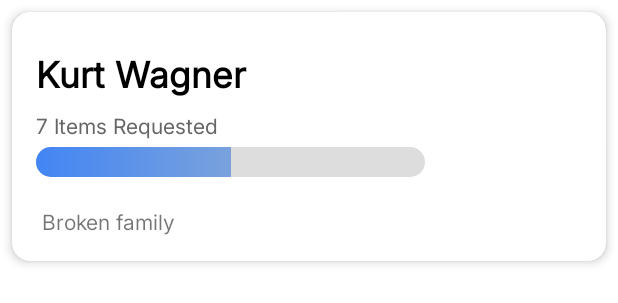
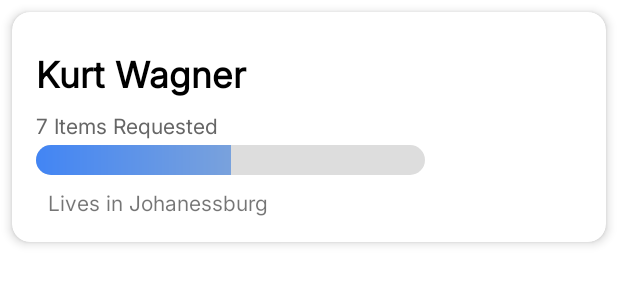
Before and after one commit to joshsawyer/lend-a-hand-project, an Android app: the layout item_person_card.xml on its own in the app's theme, with its tools: preview values and no code run, on a phone screen of 412 x 824 dp. Shown: the top 303 px of the screen. Run offline under Robolectric (Android 15) with nearby library versions, the light colour scheme and no system bars.

Commit message:
Deleted UserBio from personItemCard and replaced it with location
also deleted userbio from the database and put dummy variables into the table for the location also alters phph files

```diff
--- a/app/src/main/java/com/example/lendahand/LeaderboardAdapter.java
+++ b/app/src/main/java/com/example/lendahand/LeaderboardAdapter.java
@@ -10,7 +10,7 @@ import android.widget.TextView;
 import androidx.cardview.widget.CardView;
 import androidx.recyclerview.widget.RecyclerView;
 
-import com.bumptech.glide .Glide;
+import com.bumptech.glide.Glide;
 
 import java.util.ArrayList;
 
--- a/app/src/main/res/layout/item_person_card.xml
+++ b/app/src/main/res/layout/item_person_card.xml
@@ -60,17 +60,14 @@
             app:layout_constraintVertical_bias="0.094" />
 
         <TextView
-            android:id="@+id/PersonCardBio"
+            android:id="@+id/userLocation"
             android:layout_width="wrap_content"
             android:layout_height="wrap_content"
-            android:layout_marginTop="39dp"
-            android:text=" Broken family"
-            app:layout_constraintBottom_toBottomOf="parent"
-            app:layout_constraintEnd_toEndOf="parent"
-            app:layout_constraintHorizontal_bias="0.0"
+            android:layout_marginStart="8dp"
+            android:layout_marginTop="28dp"
+            android:text="Lives in Johanessburg"
             app:layout_constraintStart_toStartOf="parent"
-            app:layout_constraintTop_toTopOf="@+id/progressBar"
-            app:layout_constraintVertical_bias="0.0" />
+            app:layout_constraintTop_toTopOf="@+id/progressBar" />
 
     </androidx.constraintlayout.widget.ConstraintLayout>
 
```
Also changed, not shown: app/src/main/java/com/example/lendahand/HomeActivity.java (+4 -4 lines), app/src/main/java/com/example/lendahand/HomeAdaptor.java (+5 -3 lines), app/src/main/java/com/example/lendahand/HomeItem.java (+4 -4 lines), app/src/main/java/com/example/lendahand/RegisterActivity.java (line endings or trailing spaces), 1 other file.
